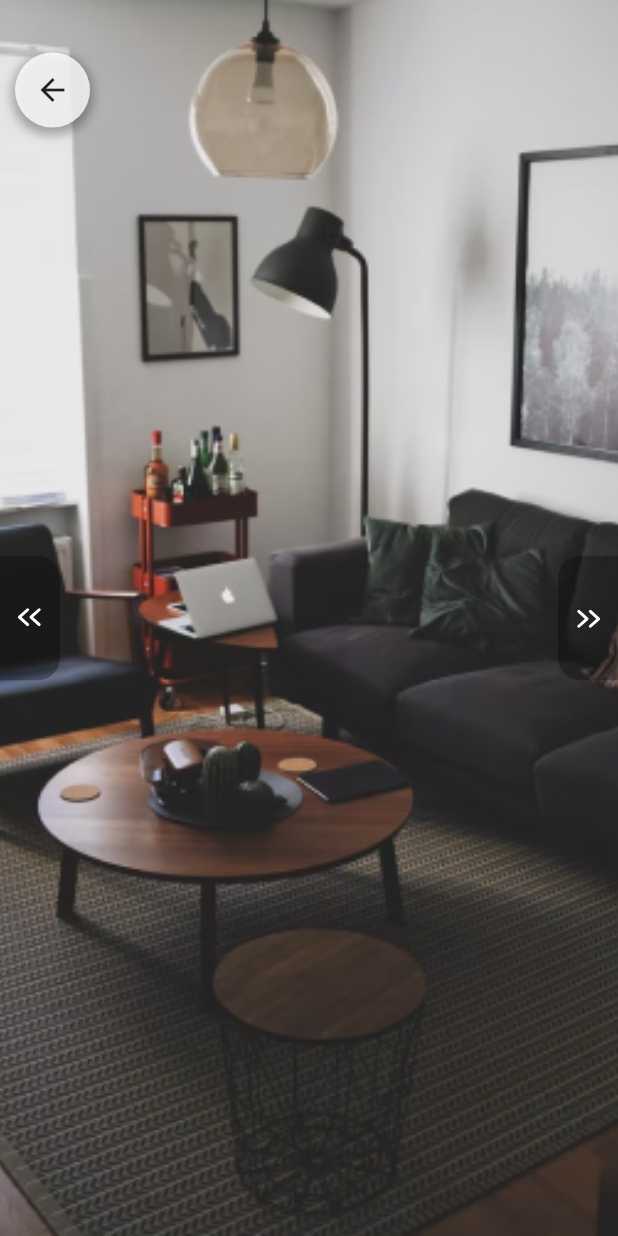
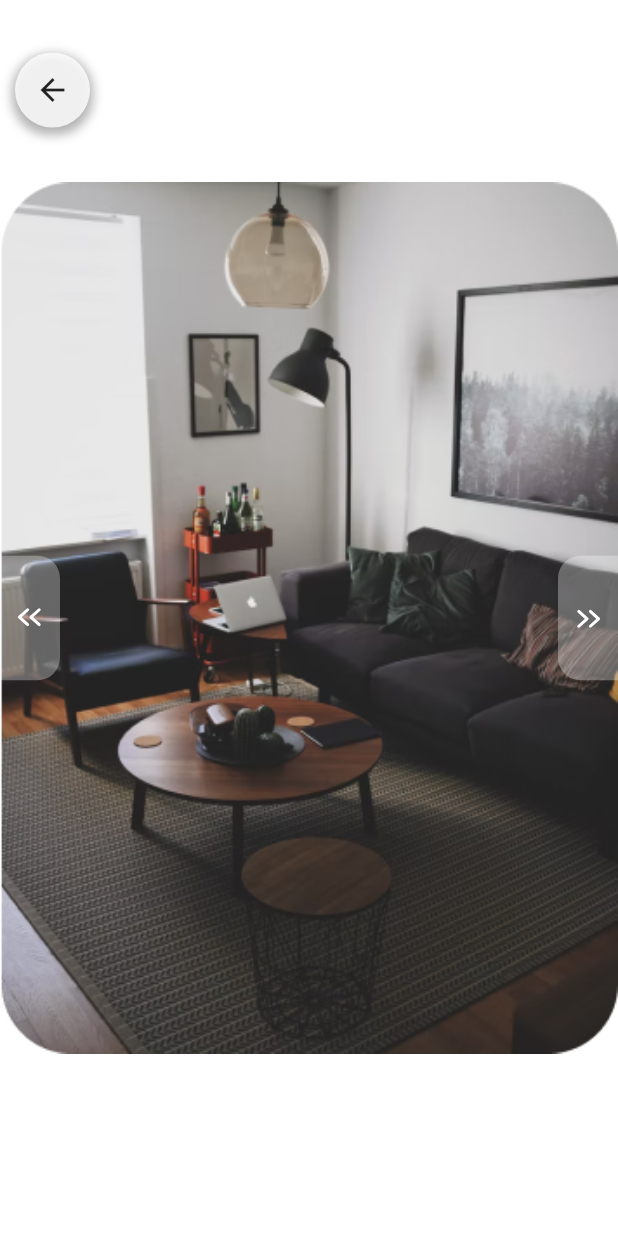
Before and after one commit to DheyaAlqaderi/smart-real-estate-app, a Flutter app: the PropertyImages screen opened directly, on a phone screen of 412 x 824 dp. Run offline on Flutter 3.47's test engine with Material 3 defaults, Android fonts, the phone set to English and light mode, and no system bars; drawn by our look-alikes of photo_view; our stand-ins replace flutter_keyboard_visibility, flutter_svg, google_maps_flutter, sqflite; accounts and stored records are empty.

Commit message:
property images page day6

```diff
--- a/lib/src/ui/screens/property_images.dart
+++ b/lib/src/ui/screens/property_images.dart
@@ -2,6 +2,7 @@
 
 import 'package:flutter/material.dart';
 import 'package:flutter_svg/flutter_svg.dart';
+import 'package:photo_view/photo_view.dart';
 
 class PropertyImages extends StatefulWidget {
   const PropertyImages({super.key});
@@ -54,16 +55,24 @@
                   currentIndex = index;
                 });
               },
-                itemBuilder: ( _,i) {
-                  return Image.asset(
-                      images[i].toString(),
-                      fit: BoxFit.cover,
+              itemBuilder: (BuildContext context, int index) {
+                return Container(
+                  width: double.infinity,
                   height: double.infinity,
-                      width:double.infinity
+                  child: PhotoView(
+                    imageProvider: AssetImage(images[index].toString()),
+                    minScale: PhotoViewComputedScale.contained * 0.8,
+                    maxScale: PhotoViewComputedScale.covered * 2.0,
+                    backgroundDecoration: BoxDecoration(
+                      color: Colors.white,
+                    ),
+                    customSize: MediaQuery.of(context).size,
+                  ),
                 );
-                }
+              },
             ),
           ),
+
 
 
           // the back arrow button
@@ -116,7 +125,7 @@
                     height: 83.0,
                     width: 40.0,
                     decoration: BoxDecoration(
-                      color: Colors.black.withOpacity(0.300000011920929),
+                      color: Colors.white.withOpacity(0.300000011920929),
                       borderRadius: BorderRadius.only(
                         topRight: Radius.circular(15),
                         bottomRight: Radius.circular(15)
@@ -141,7 +150,7 @@
                     height: 83.0,
                     width: 40.0,
                     decoration: BoxDecoration(
-                        color: Colors.black.withOpacity(0.300000011920929),
+                        color: Colors.white.withOpacity(0.300000011920929),
                         borderRadius: BorderRadius.only(
                             topLeft: Radius.circular(15),
                             bottomLeft: Radius.circular(15)
--- a/pubspec.yaml
+++ b/pubspec.yaml
@@ -45,6 +45,7 @@
   flutter_reorderable_list: ^1.3.1
   fluster: ^1.2.0
   flutter_keyboard_visibility: ^6.0.0
+  photo_view: ^0.14.0
 
 dev_dependencies:
   flutter_test:
```
Also changed, not shown: pubspec.lock. Lines whose indentation alone changed are shown as unchanged.
